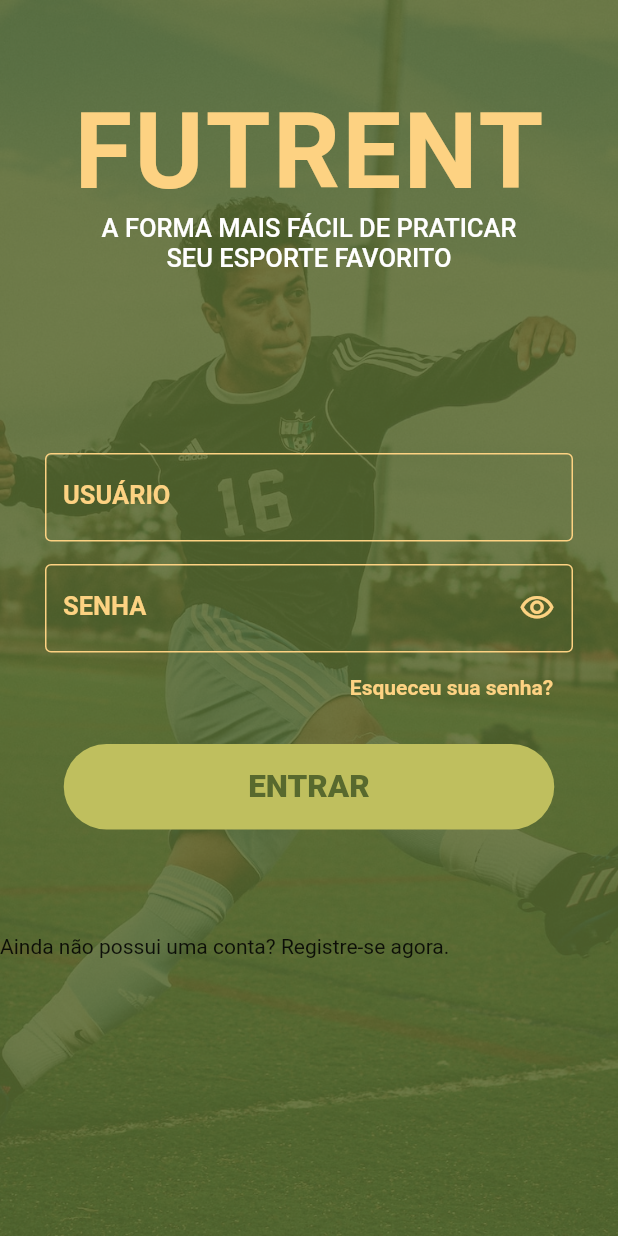
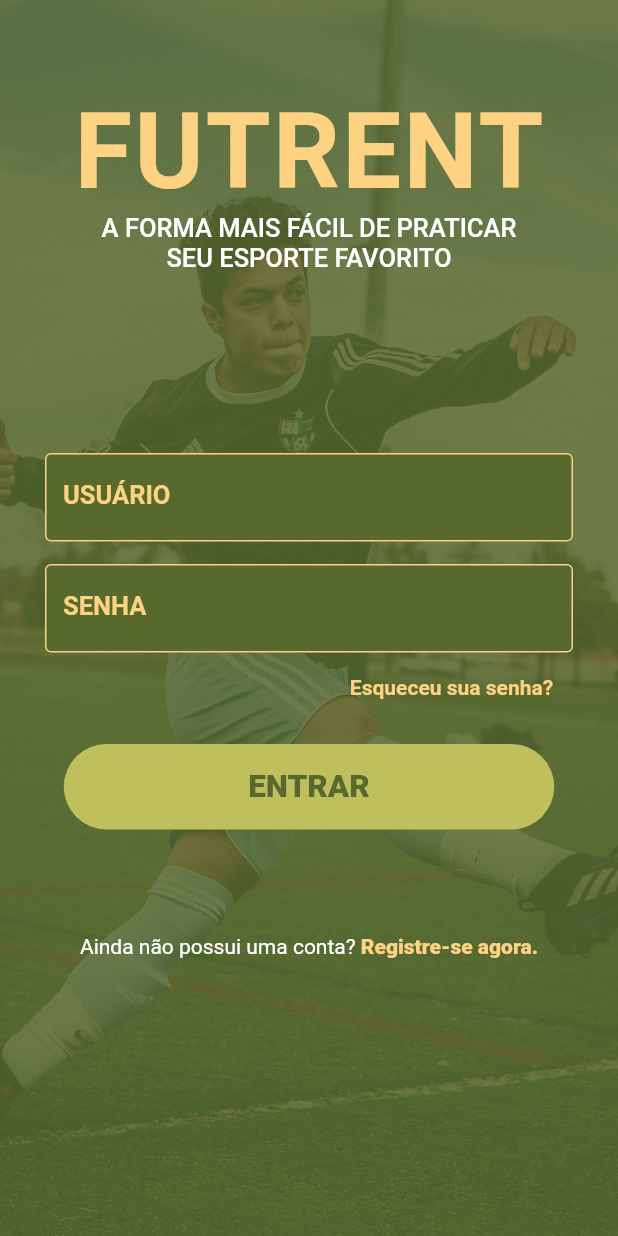
Before and after one commit to ifpr-paranavai/futrent-mobile, a Flutter app: the screen it shows after launch, on a phone screen of 412 x 824 dp. Run offline on Flutter 3.47's test engine with Material 2 defaults, Android fonts, the light colour scheme and no system bars.

Commit message:
NEW - prototipacao tela de cadastro

```diff
--- a/lib/modules/login/login_page.dart
+++ b/lib/modules/login/login_page.dart
@@ -1,7 +1,9 @@
 import 'package:flutter/material.dart';
+import 'package:futrent_mobile/pages/register_page.dart';
 import 'package:futrent_mobile/styles/button.dart';
 
 import '../../styles/colors.dart';
+import '../../styles/input.dart';
 
 class LoginPage extends StatefulWidget {
   const LoginPage({super.key});
@@ -11,7 +13,7 @@ class LoginPage extends StatefulWidget {
 }
 
 class _LoginPageState extends State<LoginPage> {
-  final TextEditingController _emailController = TextEditingController();
+  final TextEditingController _userController = TextEditingController();
   final TextEditingController _passwordController = TextEditingController();
 
   @override
@@ -55,64 +57,26 @@ class _LoginPageState extends State<LoginPage> {
                 ),
                 Padding(
                   padding: EdgeInsets.fromLTRB(30.0, 120.0, 30.0, 5.0),
-                  child: TextField(
-                    decoration: InputDecoration(
-                      fillColor: darkGreen,
-                      hintText: 'Email ou nome de usuário',
-                      hintStyle: TextStyle(color: yellow),
-                      labelText: 'USUÁRIO',
-                      labelStyle: TextStyle(
-                        fontSize: 17.0,
-                        color: yellow,
-                        fontWeight: FontWeight.bold,
-                      ),
-                      enabledBorder: OutlineInputBorder(
-                        borderSide: BorderSide(color: yellow),
-                      ),
-                      focusedBorder: OutlineInputBorder(
-                        gapPadding: 10.0,
-                        borderRadius: BorderRadius.all(Radius.circular(10.0)),
-                        borderSide: BorderSide(width: 2.5, color: yellow),
-                      ),
-                      border: OutlineInputBorder(
-                        borderSide: BorderSide(color: yellow),
-                        borderRadius: BorderRadius.all(Radius.circular(40.0)),
-                      ),
-                      focusColor: Colors.red,
-                    ),
+                  child: PrimaryTextField(
+                    borderColor: yellow,
+                    fillColor: darkGreen,
+                    focusColor: lightGreen,
+                    hintText: 'Email ou nome de usuário',
+                    labelText: 'USUÁRIO',
+                    obscureText: true,
+                    controller: _userController,
                   ),
                 ),
                 Padding(
                   padding: EdgeInsets.fromLTRB(30.0, 10.0, 30.0, 10.0),
-                  child: TextField(
+                  child: PrimaryTextField(
+                    borderColor: yellow,
+                    fillColor: darkGreen,
+                    focusColor: lightGreen,
+                    hintText: 'Senha',
+                    labelText: 'SENHA',
                     obscureText: true,
-                    decoration: InputDecoration(
-                      suffixIcon: Icon(
-                        Icons.visibility_outlined,
-                        color: yellow,
-                      ),
-                      hintText: 'Senha',
-                      hintStyle: TextStyle(color: Colors.yellow),
-                      labelText: 'SENHA',
-                      labelStyle: TextStyle(
-                        fontSize: 17.0,
-                        color: yellow,
-                        fontWeight: FontWeight.bold,
-                      ),
-                      enabledBorder: OutlineInputBorder(
-                        borderSide: BorderSide(color: yellow),
-                      ),
-                      focusedBorder: OutlineInputBorder(
-                        gapPadding: 10.0,
-                        borderRadius: BorderRadius.all(Radius.circular(10.0)),
-                        borderSide: BorderSide(width: 2.5, color: yellow),
-                      ),
-                      border: OutlineInputBorder(
-                        borderSide: BorderSide(color: yellow),
-                        borderRadius: BorderRadius.all(Radius.circular(40.0)),
-                      ),
-                      focusColor: red,
-                    ),
+                    controller: _passwordController,
                   ),
                 ),
                 Padding(
@@ -134,14 +98,29 @@ class _LoginPageState extends State<LoginPage> {
                         TextStyle(fontSize: 21.0, fontWeight: FontWeight.w900),
                   ),
                 ),
-                const Padding(
+                Padding(
                   padding: EdgeInsets.only(top: 70.0),
                   child: Row(
+                    mainAxisAlignment: MainAxisAlignment.center,
                     children: [
-                      Text('Ainda não possui uma conta? '),
                       Text(
-                        'Registre-se agora.',
-                      )
+                        'Ainda não possui uma conta? ',
+                        style: TextStyle(color: white),
+                      ),
+                      GestureDetector(
+                          child: Text(
+                            'Registre-se agora.',
+                            style: TextStyle(
+                              color: yellow,
+                              fontWeight: FontWeight.w900,
+                            ),
+                          ),
+                          onTap: () {
+                            Navigator.of(context).pushReplacement(
+                                MaterialPageRoute(
+                                    builder: (BuildContext context) =>
+                                        const RegisterPage()));
+                          })
                     ],
                   ),
                 ),
--- /dev/null
+++ b/lib/styles/input.dart
@@ -0,0 +1,59 @@
+import 'package:flutter/material.dart';
+import 'package:futrent_mobile/styles/colors.dart';
+
+class PrimaryTextField extends StatelessWidget {
+  final bool obscureText;
+  final String hintText;
+  final String labelText;
+  final Color fillColor;
+  final Color borderColor;
+  final Color focusColor;
+  final TextEditingController controller;
+  final Icon? icon;
+
+  PrimaryTextField({
+    required this.obscureText,
+    required this.hintText,
+    required this.labelText,
+    required this.fillColor,
+    required this.borderColor,
+    required this.focusColor,
+    required this.controller,
+    this.icon,
+  });
+
+  @override
+  Widget build(BuildContext context) {
+    return TextField(
+      obscureText: obscureText,
+      controller: controller,
+      decoration: InputDecoration(
+        prefixIcon: icon,
+        prefixIconColor: yellow,
+        fillColor: fillColor,
+        filled: true,
+        hintText: hintText,
+        hintStyle: TextStyle(color: yellow),
+        labelText: labelText,
+        labelStyle: TextStyle(
+          fontSize: 17.0,
+          color: yellow,
+          fontWeight: FontWeight.bold,
+        ),
+        enabledBorder: OutlineInputBorder(
+          borderSide: BorderSide(color: borderColor),
+        ),
+        focusedBorder: OutlineInputBorder(
+          gapPadding: 10.0,
+          borderRadius: BorderRadius.all(Radius.circular(10.0)),
+          borderSide: BorderSide(width: 2.5, color: borderColor),
+        ),
+        border: OutlineInputBorder(
+          borderSide: BorderSide(color: borderColor),
+          borderRadius: BorderRadius.all(Radius.circular(40.0)),
+        ),
+        focusColor: focusColor,
+      ),
+    );
+  }
+}
```
Also changed, not shown: lib/pages/register_page.dart (added, +252 -0 lines).
